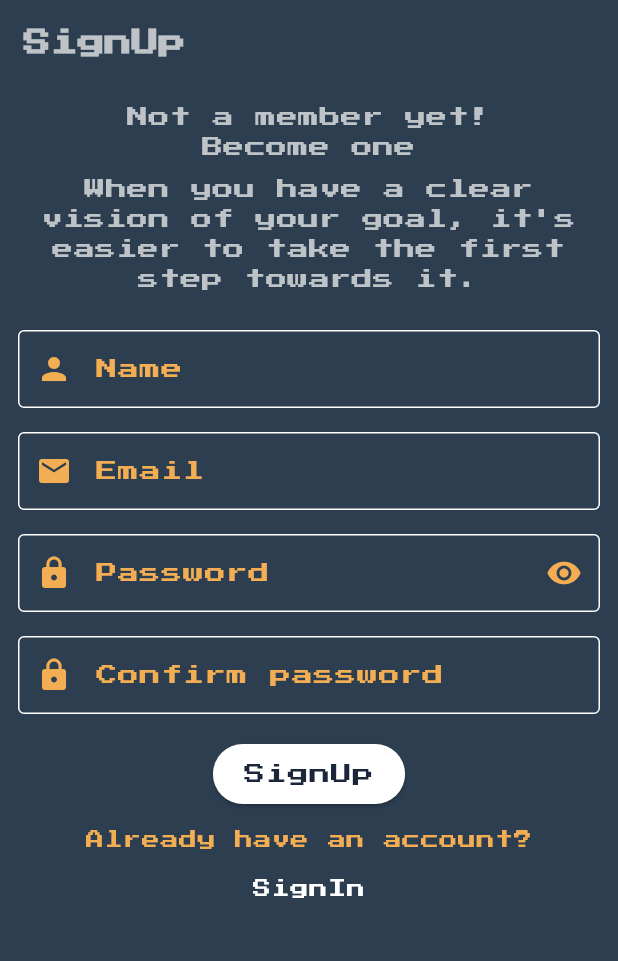
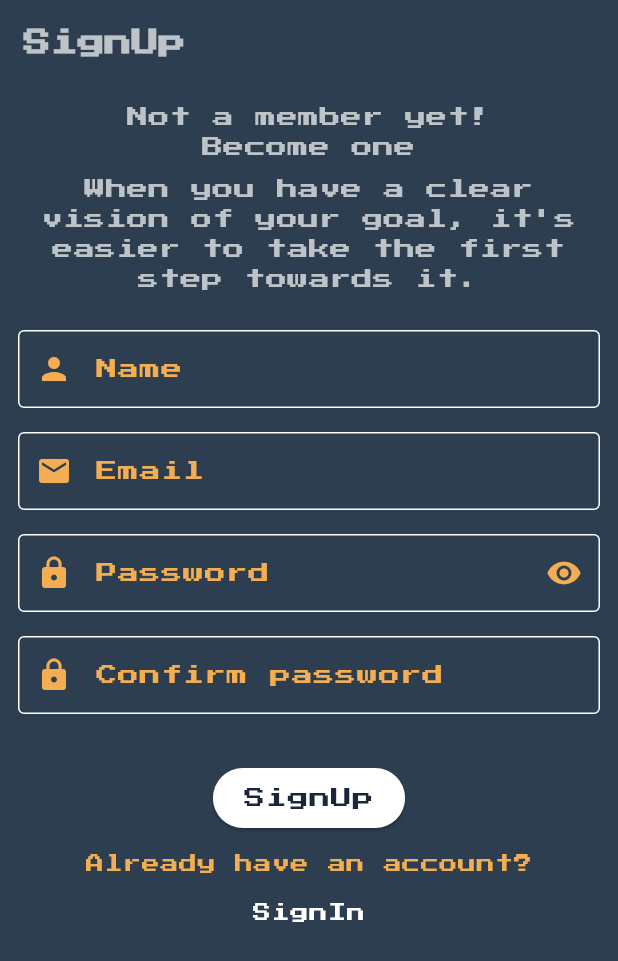
Before and after one commit to FaaiqKhan/muscles_builder, a Flutter app: the SignUpScreen screen opened directly, on a phone screen of 412 x 824 dp. Shown: the top 961 px of the screen. Run offline on Flutter 3.47's test engine with Material 3 defaults, Android fonts, the phone set to English and light mode, and no system bars; our stand-ins replace bloc, equatable, firebase_auth, firebase_core, flutter_bloc, google_mobile_ads and 2 more; missing offline and left inert: flame, flame_audio; accounts and stored records are empty; network calls fail.

Commit message:
spacing update

```diff
--- a/lib/screens/sign_up_screen.dart
+++ b/lib/screens/sign_up_screen.dart
@@ -245,7 +245,7 @@ class SignUpScreen extends StatelessWidget with Validator {
                           );
                         },
                       ),
-                      const SizedBox(height: Spacings.contentSpacingOf16),
+                      const SizedBox(height: Spacings.contentSpacingOf32),
                       ElevatedButton(
                         onPressed: () {
                           if (_formKey.currentState!.validate()) {
```
